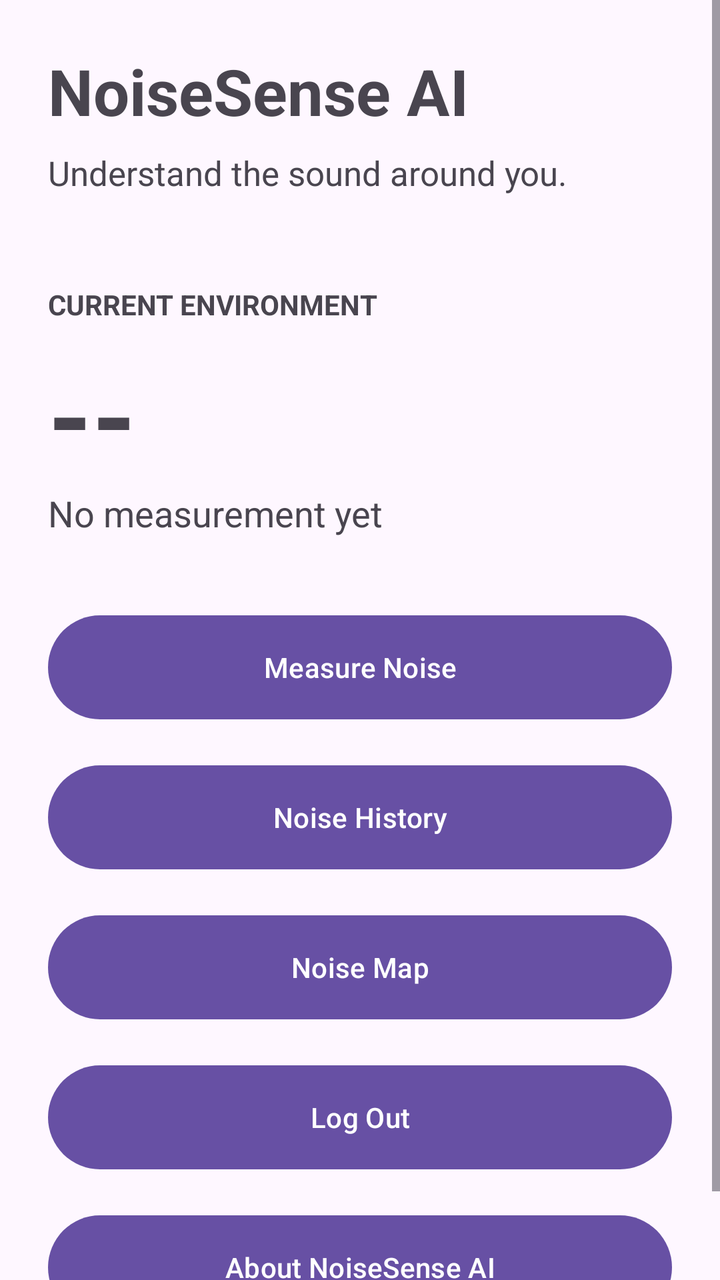
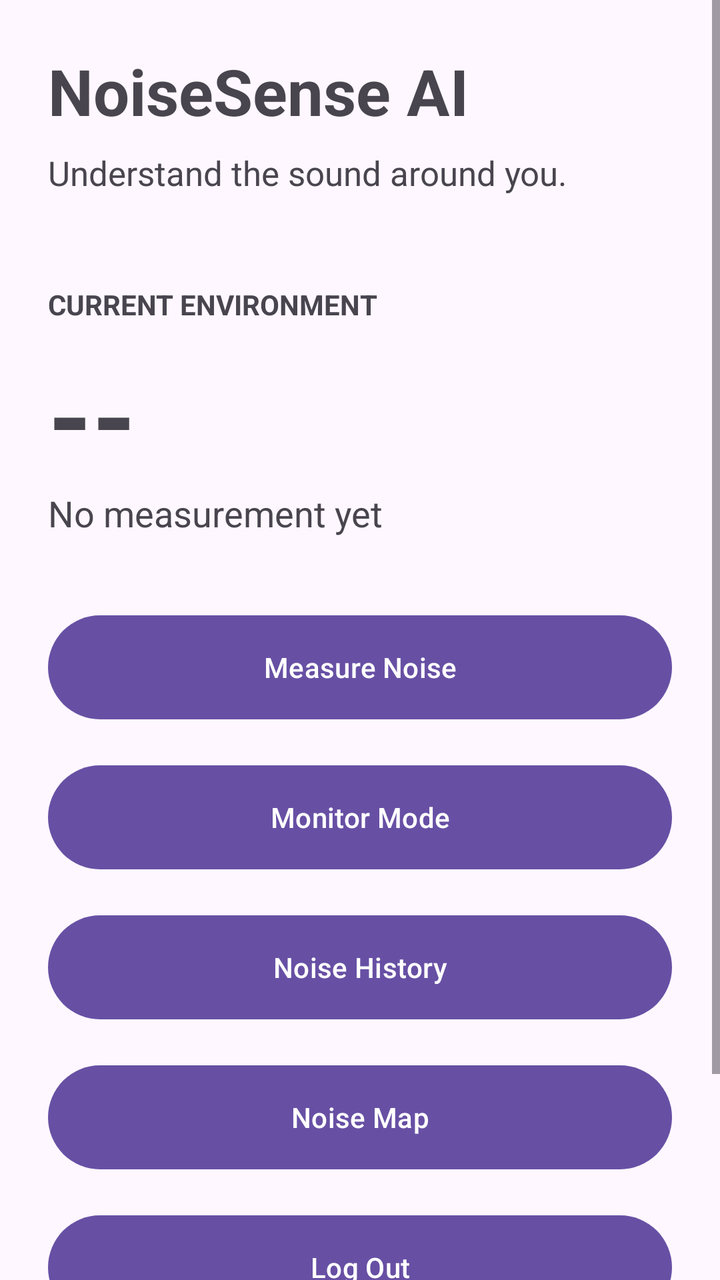

Before-and-after screenshots of an Android layout around one commit, followed by the original layout XML and the change that was made.
<!-- AndroidManifest.xml: application theme Theme.NSense -->
<!-- res/layout/activity_home.xml -->
<?xml version="1.0" encoding="utf-8"?>
<ScrollView xmlns:android="http://schemas.android.com/apk/res/android"
    android:layout_width="match_parent"
    android:layout_height="match_parent">

    <LinearLayout
        android:layout_width="match_parent"
        android:layout_height="wrap_content"
        android:orientation="vertical"
        android:padding="24dp">

        <TextView
            android:id="@+id/tvAppName"
            android:layout_width="wrap_content"
            android:layout_height="wrap_content"
            android:text="NoiseSense AI"
            android:textSize="32sp"
            android:textStyle="bold" />

        <TextView
            android:id="@+id/tvTagline"
            android:layout_width="wrap_content"
            android:layout_height="wrap_content"
            android:layout_marginTop="8dp"
            android:text="Understand the sound around you."
            android:textSize="17sp" />

        <TextView
            android:id="@+id/tvCurrentNoiseTitle"
            android:layout_width="wrap_content"
            android:layout_height="wrap_content"
            android:layout_marginTop="45dp"
            android:text="CURRENT ENVIRONMENT"
            android:textSize="14sp"
            android:textStyle="bold" />

        <TextView
            android:id="@+id/tvNoiseLevel"
            android:layout_width="wrap_content"
            android:layout_height="wrap_content"
            android:layout_marginTop="8dp"
            android:text="--"
            android:textSize="56sp"
            android:textStyle="bold" />

        <TextView
            android:id="@+id/tvNoiseStatus"
            android:layout_width="wrap_content"
            android:layout_height="wrap_content"
            android:text="No measurement yet"
            android:textSize="18sp" />

        <Button
            android:id="@+id/btnMeasure"
            android:layout_width="match_parent"
            android:layout_height="60dp"
            android:layout_marginTop="35dp"
            android:text="Measure Noise" />

        <Button
            android:id="@+id/btnHistory"
            android:layout_width="match_parent"
            android:layout_height="60dp"
            android:layout_marginTop="15dp"
            android:text="Noise History" />

        <Button
            android:id="@+id/btnViewMap"
            android:layout_width="match_parent"
            android:layout_height="60dp"
            android:layout_marginTop="15dp"
            android:text="Noise Map" />

        <Button
            android:id="@+id/btnLogout"
            android:layout_width="match_parent"
            android:layout_height="60dp"
            android:layout_marginTop="15dp"
            android:text="Log Out" />

        <Button
            android:id="@+id/btnAbout"
            android:layout_width="match_parent"
            android:layout_height="60dp"
            android:layout_marginTop="15dp"
            android:text="About NoiseSense AI" />

    </LinearLayout>

</ScrollView>
<!-- resources referenced by this layout -->
<resources>
  <style name="Theme.NSense" parent="Base.Theme.NSense" />
  <style name="Base.Theme.NSense" parent="Theme.Material3.DayNight.NoActionBar">
          
          
      </style>
</resources>

<!-- the commit's change to res/layout/activity_home.xml (unified diff, before → after) -->
@@ -58,6 +58,13 @@
             android:text="Measure Noise" />
 
         <Button
+            android:id="@+id/btnMonitor"
+            android:layout_width="match_parent"
+            android:layout_height="60dp"
+            android:layout_marginTop="15dp"
+            android:text="Monitor Mode" />
+
+        <Button
             android:id="@+id/btnHistory"
             android:layout_width="match_parent"
             android:layout_height="60dp"
